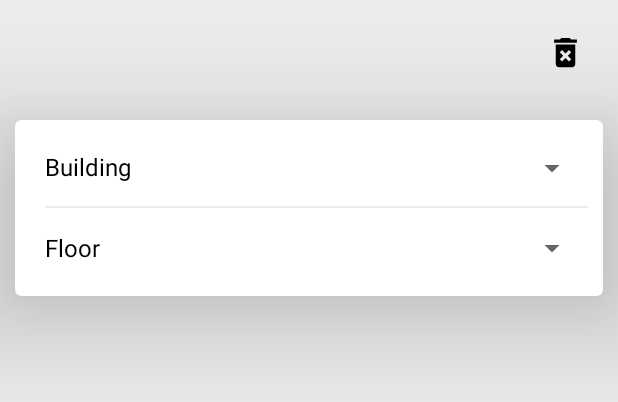
After one commit to asapsonter/appScan-, an Android app: the layout fragment_main.xml on its own in the app's theme, with its tools: preview values and no code run, on a phone screen of 412 x 824 dp. The commit adds this screen. Shown: the top 402 px of the screen. Run offline under Robolectric (Android 15) with nearby library versions, the phone set to English and light mode, and no system bars.

Commit message:
building v1.0.0

```diff
--- /dev/null
+++ b/app/src/main/res/drawable-v24/ic_baseline_arrow_back_ios_24.xml
@@ -0,0 +1,5 @@
+<vector android:autoMirrored="true" android:height="24dp"
+    android:tint="#000000" android:viewportHeight="24"
+    android:viewportWidth="24" android:width="24dp" xmlns:android="http://schemas.android.com/apk/res/android">
+    <path android:fillColor="@android:color/white" android:pathData="M11.67,3.87L9.9,2.1 0,12l9.9,9.9 1.77,-1.77L3.54,12z"/>
+</vector>
--- /dev/null
+++ b/app/src/main/res/drawable-v24/ic_baseline_delete_24.xml
@@ -0,0 +1,5 @@
+<vector android:height="24dp" android:tint="#000000"
+    android:viewportHeight="24" android:viewportWidth="24"
+    android:width="24dp" xmlns:android="http://schemas.android.com/apk/res/android">
+    <path android:fillColor="@android:color/white" android:pathData="M6,19c0,1.1 0.9,2 2,2h8c1.1,0 2,-0.9 2,-2V7H6v12zM19,4h-3.5l-1,-1h-5l-1,1H5v2h14V4z"/>
+</vector>
--- /dev/null
+++ b/app/src/main/res/drawable-v24/ic_baseline_delete_forever_24.xml
@@ -0,0 +1,5 @@
+<vector android:height="24dp" android:tint="#000000"
+    android:viewportHeight="24" android:viewportWidth="24"
+    android:width="24dp" xmlns:android="http://schemas.android.com/apk/res/android">
+    <path android:fillColor="@android:color/white" android:pathData="M6,19c0,1.1 0.9,2 2,2h8c1.1,0 2,-0.9 2,-2L18,7L6,7v12zM8.46,11.88l1.41,-1.41L12,12.59l2.12,-2.12 1.41,1.41L13.41,14l2.12,2.12 -1.41,1.41L12,15.41l-2.12,2.12 -1.41,-1.41L10.59,14l-2.13,-2.12zM15.5,4l-1,-1h-5l-1,1L5,4v2h14L19,4z"/>
+</vector>
--- /dev/null
+++ b/app/src/main/res/drawable-v24/ic_baseline_qr_code_scanner_24.xml
@@ -0,0 +1,5 @@
+<vector android:height="24dp" android:tint="#000000"
+    android:viewportHeight="24" android:viewportWidth="24"
+    android:width="24dp" xmlns:android="http://schemas.android.com/apk/res/android">
+    <path android:fillColor="@android:color/white" android:pathData="M9.5,6.5v3h-3v-3H9.5M11,5H5v6h6V5L11,5zM9.5,14.5v3h-3v-3H9.5M11,13H5v6h6V13L11,13zM17.5,6.5v3h-3v-3H17.5M19,5h-6v6h6V5L19,5zM13,13h1.5v1.5H13V13zM14.5,14.5H16V16h-1.5V14.5zM16,13h1.5v1.5H16V13zM13,16h1.5v1.5H13V16zM14.5,17.5H16V19h-1.5V17.5zM16,16h1.5v1.5H16V16zM17.5,14.5H19V16h-1.5V14.5zM17.5,17.5H19V19h-1.5V17.5zM22,7h-2V4h-3V2h5V7zM22,22v-5h-2v3h-3v2H22zM2,22h5v-2H4v-3H2V22zM2,2v5h2V4h3V2H2z"/>
+</vector>
--- /dev/null
+++ b/app/src/main/res/drawable-v24/ic_baseline_send_24.xml
@@ -0,0 +1,5 @@
+<vector android:autoMirrored="true" android:height="24dp"
+    android:tint="#000000" android:viewportHeight="24"
+    android:viewportWidth="24" android:width="24dp" xmlns:android="http://schemas.android.com/apk/res/android">
+    <path android:fillColor="@android:color/white" android:pathData="M2.01,21L23,12 2.01,3 2,10l15,2 -15,2z"/>
+</vector>
--- /dev/null
+++ b/app/src/main/res/drawable-v24/ic_baseline_zoom_in_24.xml
@@ -0,0 +1,6 @@
+<vector android:height="24dp" android:tint="#FFFFFF"
+    android:viewportHeight="24" android:viewportWidth="24"
+    android:width="24dp" xmlns:android="http://schemas.android.com/apk/res/android">
+    <path android:fillColor="@android:color/white" android:pathData="M15.5,14h-0.79l-0.28,-0.27C15.41,12.59 16,11.11 16,9.5 16,5.91 13.09,3 9.5,3S3,5.91 3,9.5 5.91,16 9.5,16c1.61,0 3.09,-0.59 4.23,-1.57l0.27,0.28v0.79l5,4.99L20.49,19l-4.99,-5zM9.5,14C7.01,14 5,11.99 5,9.5S7.01,5 9.5,5 14,7.01 14,9.5 11.99,14 9.5,14z"/>
+    <path android:fillColor="@android:color/white" android:pathData="M12,10h-2v2H9v-2H7V9h2V7h1v2h2v1z"/>
+</vector>
--- /dev/null
+++ b/app/src/main/res/drawable-v24/ic_baseline_zoom_out_24.xml
@@ -0,0 +1,5 @@
+<vector android:height="24dp" android:tint="#FFFFFF"
+    android:viewportHeight="24" android:viewportWidth="24"
+    android:width="24dp" xmlns:android="http://schemas.android.com/apk/res/android">
+    <path android:fillColor="@android:color/white" android:pathData="M15.5,14h-0.79l-0.28,-0.27C15.41,12.59 16,11.11 16,9.5 16,5.91 13.09,3 9.5,3S3,5.91 3,9.5 5.91,16 9.5,16c1.61,0 3.09,-0.59 4.23,-1.57l0.27,0.28v0.79l5,4.99L20.49,19l-4.99,-5zM9.5,14C7.01,14 5,11.99 5,9.5S7.01,5 9.5,5 14,7.01 14,9.5 11.99,14 9.5,14zM7,9h5v1L7,10z"/>
+</vector>
--- /dev/null
+++ b/app/src/main/res/layout/fragment_main.xml
@@ -0,0 +1,85 @@
+<?xml version="1.0" encoding="utf-8"?>
+<androidx.constraintlayout.widget.ConstraintLayout xmlns:android="http://schemas.android.com/apk/res/android"
+    xmlns:app="http://schemas.android.com/apk/res-auto"
+    xmlns:tools="http://schemas.android.com/tools"
+    android:id="@+id/main"
+    android:layout_width="match_parent"
+    android:layout_height="match_parent"
+    android:background="@color/gray_background"
+    tools:context=".ui.main.MainFragment">
+
+    <ImageView
+        android:id="@+id/iv_delete"
+        android:layout_width="50dp"
+        android:layout_height="50dp"
+        android:padding="12dp"
+        android:layout_margin="10dp"
+        android:src="@drawable/ic_baseline_delete_forever_24"
+        app:layout_constraintEnd_toEndOf="parent"
+        app:layout_constraintTop_toTopOf="parent"/>
+
+    <com.google.android.material.card.MaterialCardView
+        android:id="@+id/cv_buildings_floors"
+        android:layout_width="match_parent"
+        android:layout_height="wrap_content"
+        android:layout_marginTop="20dp"
+        android:layout_marginEnd="10dp"
+        android:layout_marginStart="10dp"
+        app:cardElevation="50dp"
+        app:layout_constraintTop_toBottomOf="@id/iv_delete">
+
+        <androidx.constraintlayout.widget.ConstraintLayout
+            android:layout_width="match_parent"
+            android:layout_height="wrap_content"
+            android:paddingStart="20dp"
+            android:paddingEnd="10dp"
+            android:paddingTop="20dp"
+            android:paddingBottom="20dp">
+
+            <TextView
+                android:id="@+id/tv_building_heading"
+                android:layout_width="wrap_content"
+                android:layout_height="wrap_content"
+                android:text="@string/building"
+                android:textColor="@color/black"
+                android:textSize="16sp"
+                app:layout_constraintStart_toStartOf="parent"
+                app:layout_constraintTop_toTopOf="parent"/>
+            <Spinner
+                android:id="@+id/spinner_building"
+                android:layout_width="wrap_content"
+                android:layout_height="wrap_content"
+                app:layout_constraintBottom_toBottomOf="@id/tv_building_heading"
+                app:layout_constraintEnd_toEndOf="parent"
+                app:layout_constraintTop_toTopOf="@id/tv_building_heading"/>
+
+            <View
+                android:id="@+id/seperator"
+                android:layout_width="match_parent"
+                android:layout_height="1dp"
+                android:layout_marginTop="15dp"
+                android:background="@color/gray_background"
+                app:layout_constraintTop_toBottomOf="@id/tv_building_heading"/>
+            <TextView
+                android:id="@+id/tv_floor_heading"
+                android:layout_width="wrap_content"
+                android:layout_height="wrap_content"
+                android:layout_marginTop="15dp"
+                android:text="@string/floor"
+                android:textColor="@color/black"
+                android:textSize="16sp"
+                app:layout_constraintStart_toStartOf="parent"
+                app:layout_constraintTop_toBottomOf="@id/seperator" />
+
+            <Spinner
+                android:id="@+id/spinner_floor"
+                android:layout_width="wrap_content"
+                android:layout_height="wrap_content"
+                app:layout_constraintBottom_toBottomOf="@id/tv_floor_heading"
+                app:layout_constraintEnd_toEndOf="parent"
+                app:layout_constraintTop_toTopOf="@id/tv_floor_heading" />
+
+        </androidx.constraintlayout.widget.ConstraintLayout>
+    </com.google.android.material.card.MaterialCardView>
+
+</androidx.constraintlayout.widget.ConstraintLayout>
```
Also changed, not shown: app/src/main/java/com/example/scanqrapp/MainActivity.java (+11 -35 lines), app/src/main/java/com/example/scanqrapp/models/SingleScannedRow.java (added, +22 -0 lines), app/src/main/java/com/example/scanqrapp/ui/main/MainFragment.java (added, +74 -0 lines), app/src/main/java/com/example/scanqrapp/ui/main/MainFragmentsCallbacks.java (added, +7 -0 lines), app/src/main/java/com/example/scanqrapp/ui/main/MainViewModel.java (added, +23 -0 lines), app/src/main/java/com/example/scanqrapp/ui/main/ZoneAdapter.java (added, +31 -0 lines), app/src/main/res/drawable-v24/ic_launcher_background.xml (added, +170 -0 lines), app/src/main/res/drawable-v24/sycrascan_icon.xml (added, +15 -0 lines), app/src/main/res/layout/activity_main.xml (added, +19 -0 lines), app/src/main/res/layout/item_zone.xml (added, +46 -0 lines), app/src/main/res/navigation/nav_graph.xml (+5 -18 lines).
